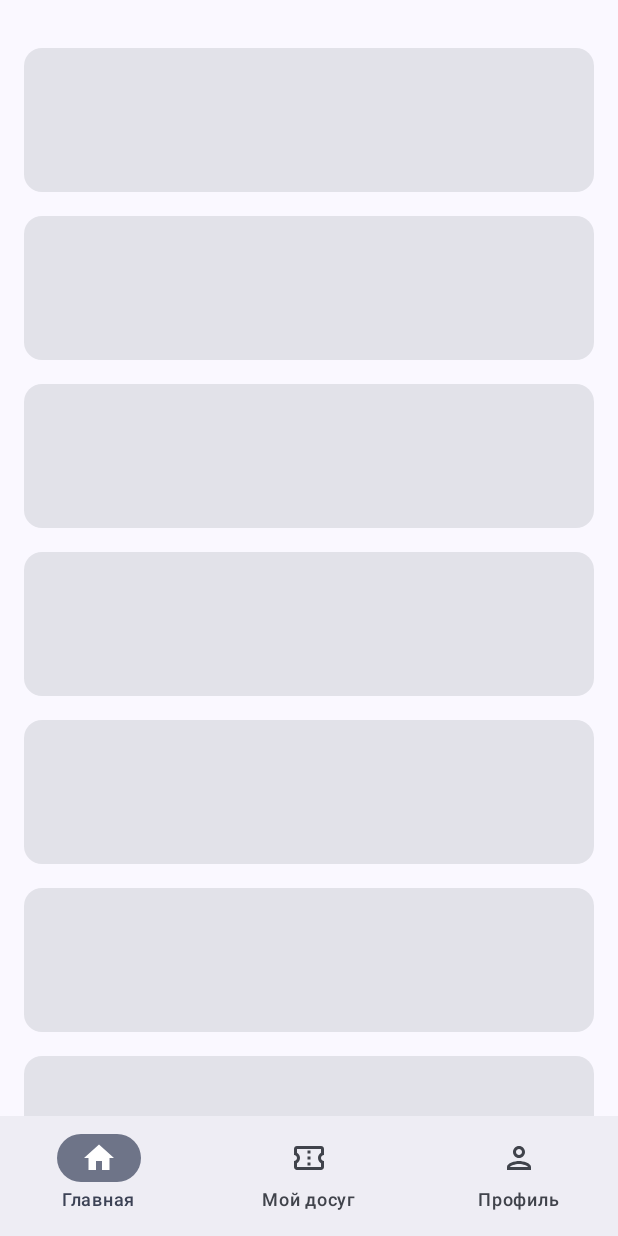
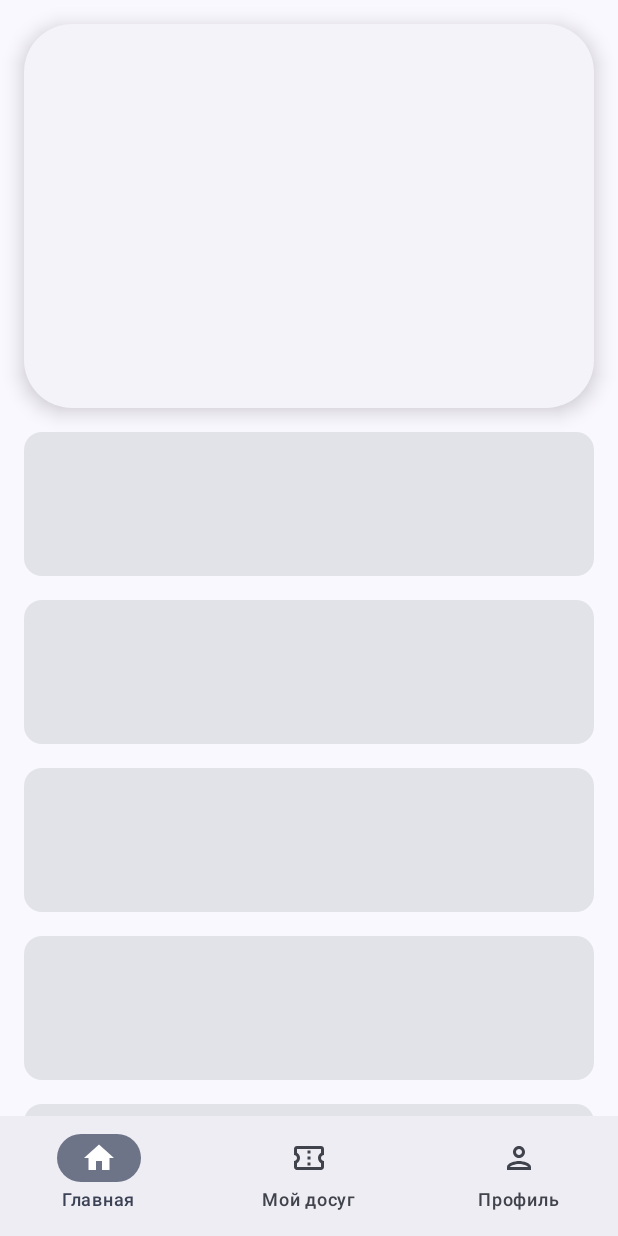
Before and after one commit to stakancheck/PROD-LifestyleHUB, an Android app built with Jetpack Compose: the screen it shows after launch (MainActivity), on a phone screen of 412 x 824 dp. Run offline under Robolectric (Android 15) with nearby library versions, the phone set to English and light mode, and no system bars; our stand-ins replace Shimmer.

Commit message:
feat(uikit, main-feed): 🎨 Implement shimmer effect for weather widget

```diff
--- a/features/main-feed/src/main/java/ru/stakancheck/main/feed/presentation/MainFeedFeatureUI.kt
+++ b/features/main-feed/src/main/java/ru/stakancheck/main/feed/presentation/MainFeedFeatureUI.kt
@@ -36,6 +36,7 @@ fun MainFeedScreen() {
 private fun MainFeedScreen(viewModel: MainFeedScreenViewModel) {
     val weatherState by viewModel.weatherState.collectAsState()
     val lazyListState = rememberLazyListState()
+    val updating by viewModel.updating.collectAsState()
 
     LaunchedEffect(Unit) {
         viewModel.onLoad()
@@ -48,12 +49,11 @@ private fun MainFeedScreen(viewModel: MainFeedScreenViewModel) {
         verticalArrangement = Arrangement.spacedBy(Dimens.spaceMedium),
     ) {
         item {
-            weatherState?.let {
-                WeatherWidget(
-                    modifier = Modifier.fillMaxWidth(),
-                    weatherModel = it
-                )
-            }
+            WeatherWidget(
+                modifier = Modifier.fillMaxWidth(),
+                loading = updating,
+                weatherModel = weatherState
+            )
         }
 
         items(10) {
--- a/features/main-feed/src/main/java/ru/stakancheck/main/feed/presentation/MainFeedScreenViewModel.kt
+++ b/features/main-feed/src/main/java/ru/stakancheck/main/feed/presentation/MainFeedScreenViewModel.kt
@@ -9,6 +9,7 @@
 package ru.stakancheck.main.feed.presentation
 
 import androidx.lifecycle.viewModelScope
+import kotlinx.coroutines.delay
 import kotlinx.coroutines.flow.MutableStateFlow
 import kotlinx.coroutines.flow.StateFlow
 import kotlinx.coroutines.flow.asStateFlow
@@ -36,9 +37,12 @@ class MainFeedScreenViewModel(
 
     private fun updateWeather() {
         viewModelScope.launch {
+            onUpdateState()
+            delay(1000)
             getWeatherUseCase.invoke(lat = 61.691891, long = 50.807930)?.let {
                 _weatherState.value = it
             }
+            onUpdatedState()
         }
     }
 
--- a/features/main-feed/src/main/java/ru/stakancheck/main/feed/presentation/components/WeatherWidget.kt
+++ b/features/main-feed/src/main/java/ru/stakancheck/main/feed/presentation/components/WeatherWidget.kt
@@ -9,13 +9,16 @@
 package ru.stakancheck.main.feed.presentation.components
 
 import Spacer
+import androidx.compose.animation.AnimatedContent
 import androidx.compose.foundation.Canvas
 import androidx.compose.foundation.Image
 import androidx.compose.foundation.background
 import androidx.compose.foundation.layout.Arrangement
+import androidx.compose.foundation.layout.Box
 import androidx.compose.foundation.layout.Column
 import androidx.compose.foundation.layout.Row
 import androidx.compose.foundation.layout.fillMaxWidth
+import androidx.compose.foundation.layout.height
 import androidx.compose.foundation.layout.heightIn
 import androidx.compose.foundation.layout.padding
 import androidx.compose.foundation.layout.size
@@ -51,6 +54,8 @@ import ru.stakancheck.main.feed.entities.WeatherIcon
 import ru.stakancheck.main.feed.entities.WeatherUIModel
 import ru.stakancheck.main.feed.entities.WindDirection
 import ru.stakancheck.main.feed.utils.WeatherCardColors
+import ru.stakancheck.uikit.components.ShimmerConteiner
+import ru.stakancheck.uikit.components.ShimmerPlaceHolder
 import ru.stakancheck.uikit.icons.IconPack
 import ru.stakancheck.uikit.icons.iconpack.IcHumidityHigh
 import ru.stakancheck.uikit.icons.iconpack.IcHumidityLow
@@ -64,7 +69,8 @@ import ru.stakancheck.uikit.theme.Radius
 @Composable
 fun WeatherWidget(
     modifier: Modifier = Modifier,
-    weatherModel: WeatherUIModel,
+    loading: Boolean,
+    weatherModel: WeatherUIModel?,
 ) {
     ElevatedCard(
         modifier = modifier,
@@ -74,16 +80,27 @@ fun WeatherWidget(
         ),
         elevation = CardDefaults.cardElevation(Elevation.defaultElevation)
     ) {
-        WeatherWidgetContent(weatherModel = weatherModel)
+        AnimatedContent(targetState = weatherModel) {
+            if (it == null) {
+                ShimmerPlaceHolder(
+                    modifier = Modifier
+                        .fillMaxWidth()
+                        .height(256.dp)
+                )
+            } else {
+                WeatherWidgetContent(weatherModel = it, loading = loading)
+            }
+        }
     }
 }
 
 @Composable
 private fun WeatherWidgetContent(
     modifier: Modifier = Modifier,
+    loading: Boolean,
     weatherModel: WeatherUIModel,
 ) {
-    Column(
+    ShimmerConteiner(
         modifier = modifier
             .fillMaxWidth()
             .background(
@@ -91,7 +108,11 @@ private fun WeatherWidgetContent(
                     WeatherBackground.DAY -> WeatherCardColors.lightGradient
                     WeatherBackground.NIGHT -> WeatherCardColors.darkGradient
                 }
-            )
+            ),
+        enabled = loading
+    ) {
+        Column(
+            modifier = modifier
         ) {
             Row(
                 modifier = Modifier
@@ -112,11 +133,10 @@ private fun WeatherWidgetContent(
                 }
 
                 Text(
-                text = stringResource(R.string.weather_update_time, weatherModel.updateDate),
+                    text = stringResource(R.string.weather_data_from, weatherModel.updateDate),
                     style = MaterialTheme.typography.titleMedium
                 )
             }
-
             Row(
                 modifier = Modifier.padding(horizontal = Dimens.spaceMedium),
                 verticalAlignment = Alignment.CenterVertically,
@@ -178,7 +198,6 @@ private fun WeatherWidgetContent(
                     )
                 }
             }
-
             ElevatedCard(
                 modifier = Modifier
                     .fillMaxWidth()
@@ -253,6 +272,7 @@ private fun WeatherWidgetContent(
                             weatherModel.pressure
                         )
                     )
+                }
             }
         }
     }
@@ -352,6 +372,6 @@ private class WeatherModelProvider : PreviewParameterProvider<WeatherUIModel> {
 @Composable
 fun WeatherWidgetNightPreview(@PreviewParameter(WeatherModelProvider::class) weatherModel: WeatherUIModel) {
     LifestyleHUBTheme {
-        WeatherWidget(weatherModel = weatherModel)
+        WeatherWidget(weatherModel = weatherModel, loading = false)
     }
 }
--- a/features/main-feed/src/main/res/values/strings.xml
+++ b/features/main-feed/src/main/res/values/strings.xml
@@ -21,7 +21,7 @@
 
     <string name="weather_format_temperature" translatable="false">%d</string>
     <string name="weather_feels_like">Feels like: %d°</string>
-    <string name="weather_update_time">Updated: %s</string>
+    <string name="weather_data_from">Data from: %s</string>
     <string name="weather_temperature_range" translatable="false">%d° / %d°</string>
     <string name="weather_wind_speed">%d m/s</string>
     <string name="weather_pressure_value">%d mmHg</string>
--- /dev/null
+++ b/uikit/src/main/java/ru/stakancheck/uikit/components/ShimmerEffect.kt
@@ -0,0 +1,101 @@
+/*
+ * Copyright (c) 2024. Artem Sukhanov (Stakancheck)
+ * All rights reserved.
+ *
+ * For inquiries, please contact:
+ * Personal Email: stakancheck@gmail.com
+ */
+
+package ru.stakancheck.uikit.components
+
+import androidx.compose.animation.core.animateFloat
+import androidx.compose.animation.core.infiniteRepeatable
+import androidx.compose.animation.core.rememberInfiniteTransition
+import androidx.compose.animation.core.tween
+import androidx.compose.foundation.background
+import androidx.compose.foundation.layout.Box
+import androidx.compose.foundation.layout.BoxScope
+import androidx.compose.foundation.layout.fillMaxWidth
+import androidx.compose.foundation.shape.RoundedCornerShape
+import androidx.compose.material3.LocalContentColor
+import androidx.compose.runtime.Composable
+import androidx.compose.runtime.getValue
+import androidx.compose.runtime.mutableStateOf
+import androidx.compose.runtime.remember
+import androidx.compose.runtime.setValue
+import androidx.compose.ui.Modifier
+import androidx.compose.ui.composed
+import androidx.compose.ui.draw.clip
+import androidx.compose.ui.geometry.Offset
+import androidx.compose.ui.graphics.Brush
+import androidx.compose.ui.graphics.Color
+import androidx.compose.ui.layout.onGloballyPositioned
+import androidx.compose.ui.unit.Dp
+import androidx.compose.ui.unit.IntSize
+import ru.stakancheck.uikit.theme.Radius
+
+
+fun Modifier.shimmerEffect(
+    color: Color,
+): Modifier = composed {
+    var size by remember {
+        mutableStateOf(IntSize.Zero)
+    }
+    val transition = rememberInfiniteTransition(label = "shimer_transition")
+    val startOffsetX by transition.animateFloat(
+        initialValue = -2 * size.width.toFloat(),
+        targetValue = 2 * size.width.toFloat(),
+        animationSpec = infiniteRepeatable(
+            animation = tween(1500)
+        ),
+        label = "shimmer_modifier"
+    )
+    background(
+        brush = Brush.linearGradient(
+            colors = listOf(
+                Color.Transparent,
+                color.copy(alpha = 0.3f),
+                Color.Transparent
+            ),
+            start = Offset(startOffsetX, 0f),
+            end = Offset(startOffsetX + size.width.toFloat(), size.height.toFloat())
+        )
+    )
+        .onGloballyPositioned {
+            size = it.size
+        }
+}
+
+
+@Composable
+fun ShimmerConteiner(
+    modifier: Modifier = Modifier,
+    color: Color = LocalContentColor.current,
+    enabled: Boolean,
+    content: @Composable BoxScope.() -> Unit
+) {
+    Box(
+        modifier = modifier
+    ) {
+        Box(
+            modifier = Modifier.then(
+                if (enabled) {
+                    Modifier.shimmerEffect(color = color)
+                } else {
+                    Modifier
+                }
+            ),
+            content = content
+        )
+    }
+}
+
+@Composable
+fun ShimmerPlaceHolder(modifier: Modifier = Modifier, clip: Dp = Radius.medium) {
+    Box(
+        modifier = modifier
+            .fillMaxWidth()
+            .clip(RoundedCornerShape(clip))
+            .shimmerEffect(color = LocalContentColor.current)
+    )
+}
```
Also changed, not shown: uikit/src/main/java/ru/stakancheck/uikit/utils/UnitConverter.kt (added, +43 -0 lines), 1 other file. Lines whose indentation alone changed are shown as unchanged.
